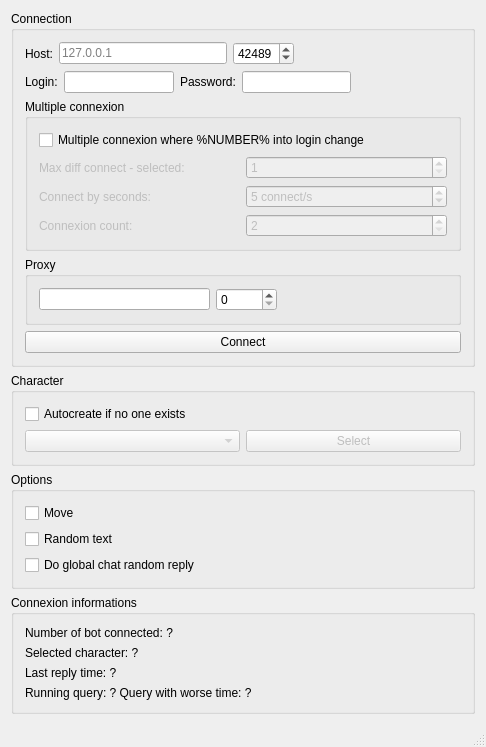
First picture: the form in tools/bot-connection/MainWindow.ui, repository alphaonex86/CatchChallenger, before the edit.
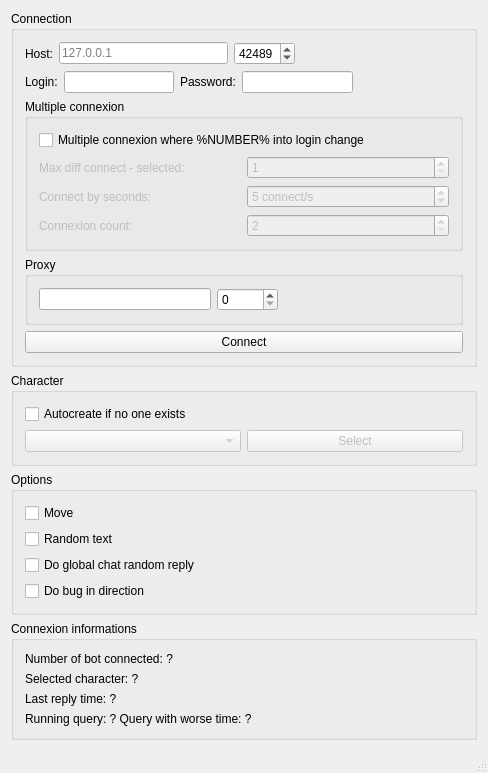
Second picture: the form after the edit.

The edit to the form file:
```diff
--- a/tools/bot-connection/MainWindow.ui
+++ b/tools/bot-connection/MainWindow.ui
@@ -6,8 +6,8 @@
    <rect>
     <x>0</x>
     <y>0</y>
-    <width>486</width>
-    <height>660</height>
+    <width>488</width>
+    <height>685</height>
    </rect>
   </property>
   <property name="windowTitle">
@@ -319,6 +319,13 @@
          </property>
         </widget>
        </item>
+       <item>
+        <widget class="QCheckBox" name="bugInDirection">
+         <property name="text">
+          <string>Do bug in direction</string>
+         </property>
+        </widget>
+       </item>
       </layout>
      </widget>
     </item>
```
